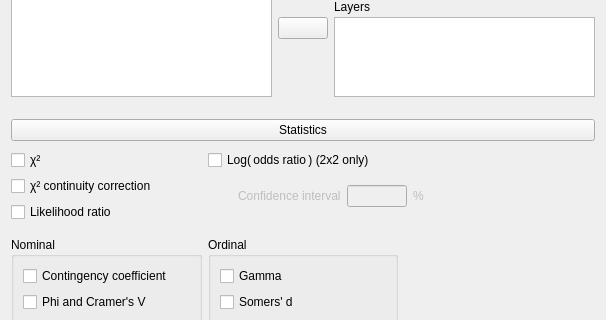
Qt form JASP-Desktop/analysisforms/contingencytablesform.ui (jasp-stats/jasp-desktop) before a commit; both pictures show x 0 to 606 and y 423 to 743 of the 606 by 1493 pixel window.
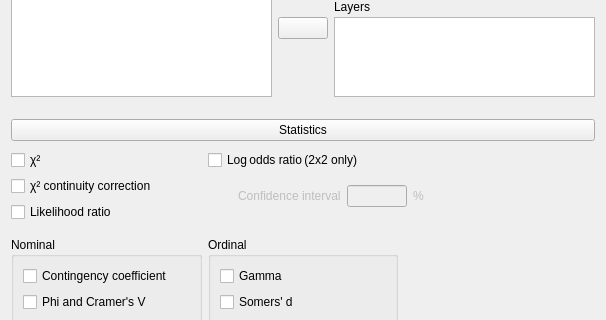
The same form after that commit. Custom widgets are drawn as their Qt base class.

Commit message:
Contingency Tables in label remove parenthesis
Log( odds ratio ) -> Log odds ratio

The edit to the form file:
```diff
--- a/JASP-Desktop/analysisforms/contingencytablesform.ui
+++ b/JASP-Desktop/analysisforms/contingencytablesform.ui
@@ -475,7 +475,7 @@
             <item row="1" column="0" colspan="2">
              <widget class="BoundCheckBox" name="oddsRatio">
               <property name="text">
-               <string>Log( odds ratio ) (2x2 only)</string>
+               <string>Log odds ratio (2x2 only)</string>
               </property>
              </widget>
             </item>
```
